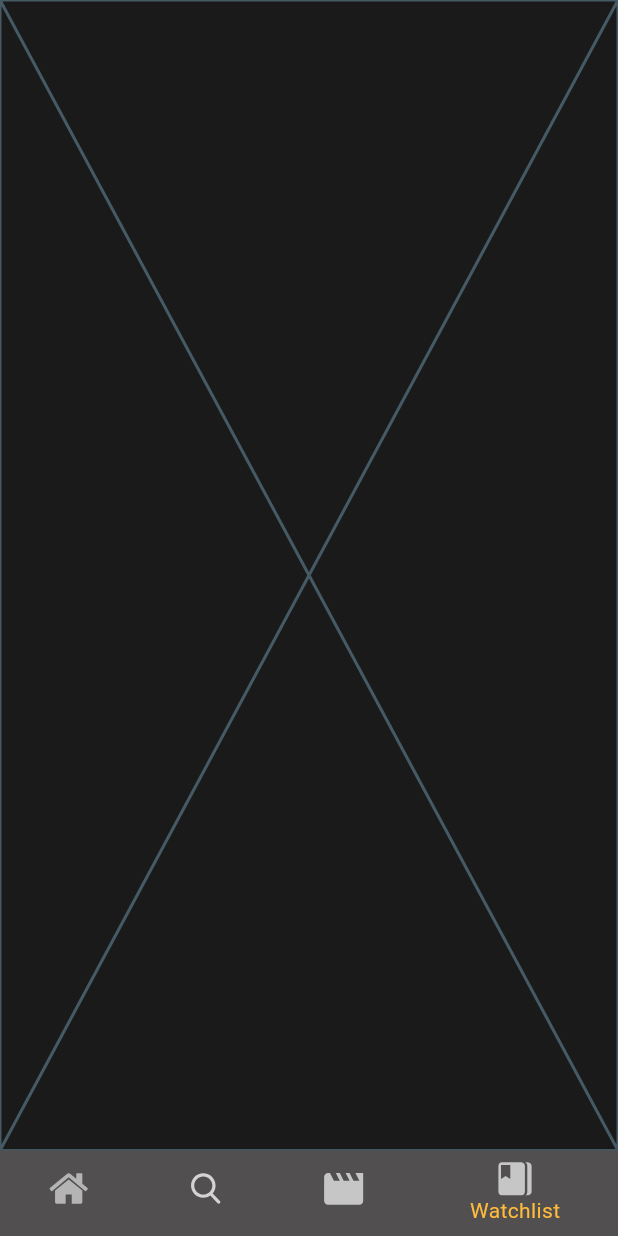
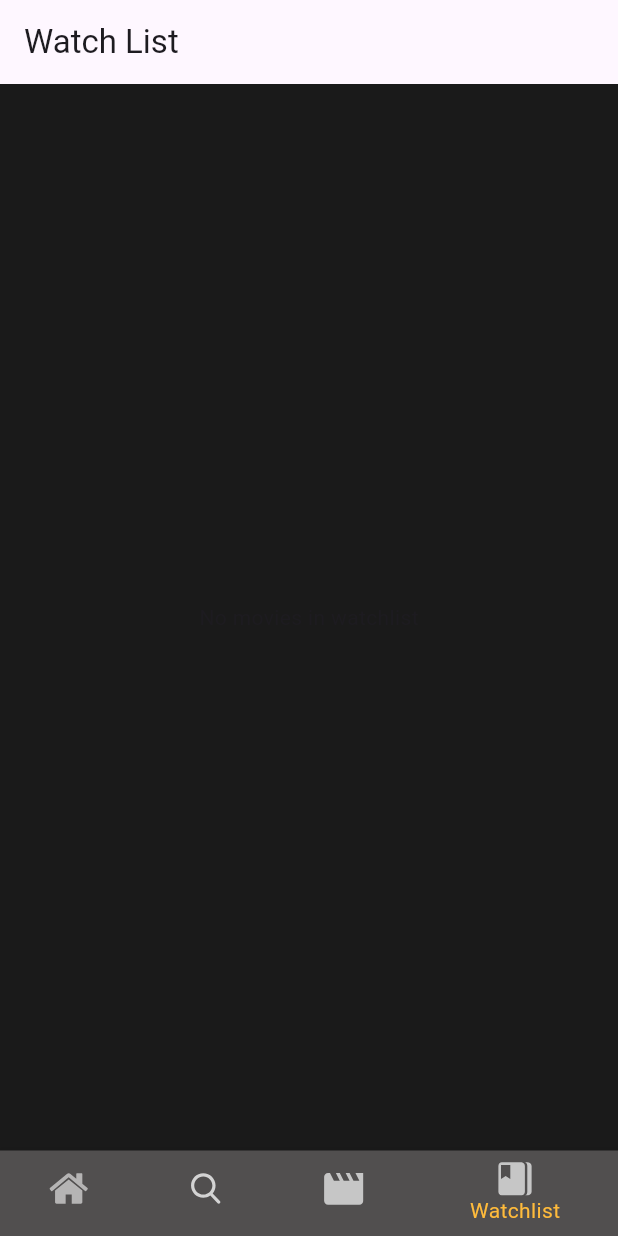
Before and after one commit to abdallahdewidar/Moviee, a Flutter app: the screen it shows after launch, item 4 of the bottom bar chosen, on a phone screen of 412 x 824 dp. Run offline on Flutter 3.47's test engine with Material 3 defaults, Android fonts, the phone set to English and light mode, and no system bars; our stand-ins replace cloud_firestore, flutter_svg; accounts and stored records are empty.

Commit message:
finish watch list

```diff
--- /dev/null
+++ b/lib/firebase/modle/newsmodle.dart
@@ -0,0 +1,33 @@
+import 'package:cloud_firestore/cloud_firestore.dart';
+
+class Movie {
+  final String title;
+  final String overview;
+  final String imageUrl;
+
+  Movie({
+    required this.title,
+    required this.overview,
+    required this.imageUrl,
+  });
+
+  // Convert Movie object to JSON (for Firestore)
+  Map<String, dynamic> toJson() => {
+    'title': title,
+    'overview': overview,
+    'imageUrl': imageUrl,
+  };
+
+  // Create Movie object from Firestore document
+  static Movie fromJson(Map<String, dynamic> json) => Movie(
+    title: json['title'],
+    overview: json['overview'],
+    imageUrl: json['imageUrl'],
+  );
+   static final CollectionReference<Movie> moviesRef =
+  FirebaseFirestore.instance.collection('watchlist').withConverter<Movie>(
+    fromFirestore: (snapshot, _) => Movie.fromJson(snapshot.data()!),
+    toFirestore: (movie, _) => movie.toJson(),
+  );
+
+}
--- a/lib/screens/tabs screen/wishlist.dart
+++ b/lib/screens/tabs screen/wishlist.dart
@@ -1,10 +1,46 @@
+import 'package:cloud_firestore/cloud_firestore.dart';
 import 'package:flutter/material.dart';
 
+import '../../firebase/modle/newsmodle.dart'; // Assuming this is where your Movie model is located.
+
 class Watchlist extends StatelessWidget {
-  const Watchlist({Key? key}) : super(key: key);
+  Watchlist({Key? key}) : super(key: key);
+  final FirebaseFirestore moviesRef = FirebaseFirestore.instance;
 
   @override
   Widget build(BuildContext context) {
-    return const Placeholder();
+    return Scaffold(
+      appBar: AppBar(title: Text("Watch List")),
+      body: StreamBuilder<List<Movie>>(
+        stream: getMovies(),
+        builder: (context, snapshot) {
+          if (snapshot.connectionState == ConnectionState.waiting) {
+            return Center(child: CircularProgressIndicator());
+          } else if (snapshot.hasError) {
+            return Center(child: Text("Error: ${snapshot.error}"));
+          } else if (!snapshot.hasData || snapshot.data!.isEmpty) {
+            return Center(child: Text("No movies in watchlist"));
+          }
+          final movies = snapshot.data!;
+          return ListView.builder(
+            itemCount: movies.length,
+            itemBuilder: (context, index) {
+              final movie = movies[index];
+              return ListTile(
+                title: Text(movie.title),
+                subtitle: Text(movie.overview),
+                leading: Image.network(movie.imageUrl),
+              );
+            },
+          );
+        },
+      ),
+    );
+  }
+
+  Stream<List<Movie>> getMovies() {
+    return moviesRef.collection('movies').snapshots().map((snapshot) =>
+        snapshot.docs.map((doc) => Movie.fromJson(doc.data() as Map<String, dynamic>)).toList()
+    );
   }
 }
--- a/pubspec.yaml
+++ b/pubspec.yaml
@@ -37,6 +37,9 @@ dependencies:
   cupertino_icons: ^1.0.6
   flutter_svg: ^2.0.10+1
   flutter_native_splash: ^2.4.0
+  cloud_firestore: ^5.4.0
+  intl: ^0.19.0
+  firebase_core: ^3.4.0
 
 dev_dependencies:
   flutter_test:
```
Also changed, not shown: pubspec.lock, 5 other files.
